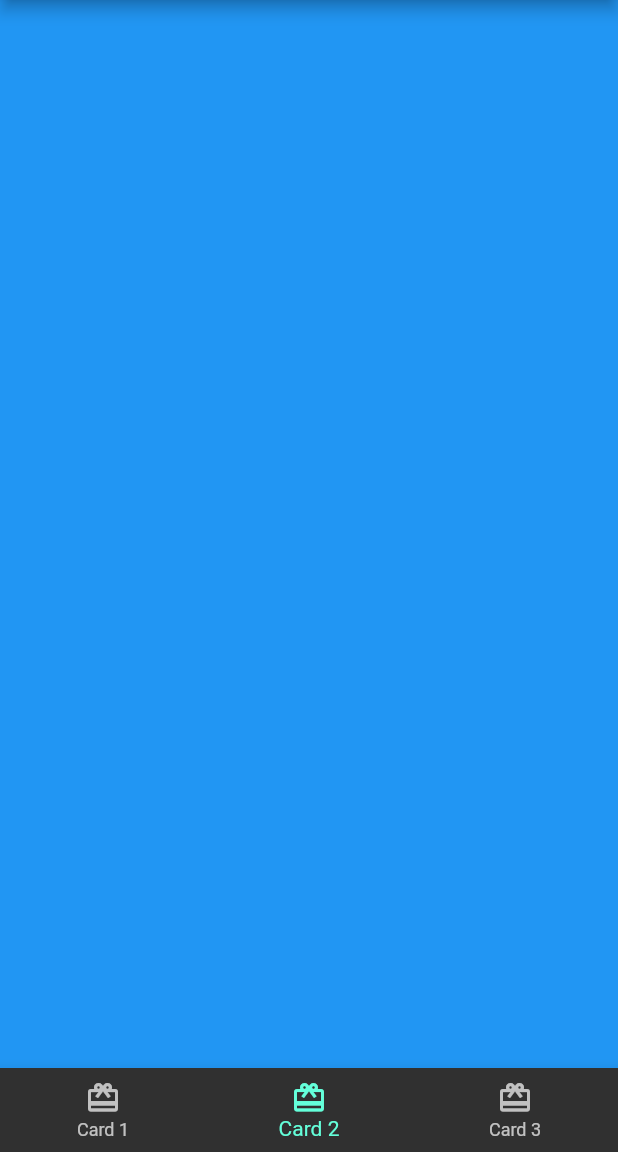
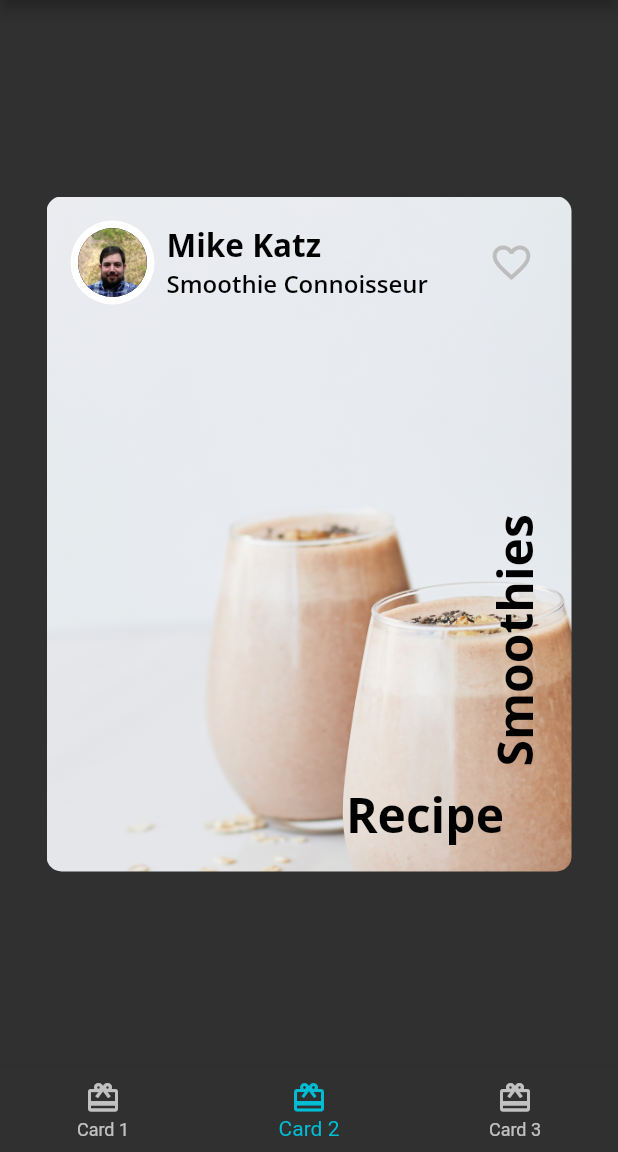
Before and after one commit to aribyusronha/fooderlich, a Flutter app: the screen it shows after launch, item 2 of the bottom bar chosen, on a phone screen of 412 x 824 dp, the part 84-1236 px from its top. Run offline on Flutter 3.47's test engine with Material 2 defaults, Android fonts, the phone set to English and light mode, and no system bars; our stand-ins replace google_fonts.

Commit message:
LKP3 - Selesai

```diff
--- /dev/null
+++ b/lib/card/author_card.dart
@@ -0,0 +1,58 @@
+import 'package:flutter/material.dart';
+import '../fooderlich_theme.dart';
+import 'circle_image.dart';
+
+class AuthorCard extends StatelessWidget{
+    final String authorName;
+    final String title;
+    final ImageProvider imageProvider;
+
+    const AuthorCard({
+        Key? key,
+        required this.authorName,
+        required this.title,
+        required this.imageProvider,
+    }):super(key: key);
+
+    @override
+    Widget build(BuildContext context) {
+        return Container(
+            padding: const EdgeInsets.all(16),
+            child: Row(
+                mainAxisAlignment: MainAxisAlignment.spaceBetween,
+                children: [
+                    Row(
+                        children: [
+                            CircleImage(
+                                imageProvider: imageProvider,
+                                imageRadius: 28,
+                            ),
+                            const SizedBox(width: 8),
+                            Column(
+                                crossAxisAlignment: CrossAxisAlignment.start,
+                                children: [
+                                    Text(
+                                        authorName,
+                                        style: FooderlichTheme.lightTextTheme.headline2,
+                                    ),
+                                    Text(
+                                        title,
+                                        style: FooderlichTheme.lightTextTheme.headline3,
+                                    ),
+                                ],
+                            )
+                        ]
+                    ),
+                    IconButton(
+                        icon: const Icon(Icons.favorite_border),
+                        iconSize: 30,
+                        color: Colors.grey[400],
+                        onPressed: (){
+                            const snackBar = SnackBar(content: Text('Press Favorite'));
+                            ScaffoldMessenger.of(context).showSnackBar(snackBar);
+                        },
+                    )
+                ]),
+        );
+    }
+}
--- /dev/null
+++ b/lib/card/card2.dart
@@ -0,0 +1,58 @@
+import 'package:flutter/material.dart';
+import 'author_card.dart';
+import '../fooderlich_theme.dart';
+
+class Card2 extends StatelessWidget  {
+    const Card2 ({Key? key}) : super(key: key);
+
+    @override
+    Widget build(BuildContext context) {
+        return Center(
+          child: Container(
+              constraints: const BoxConstraints.expand(width: 350,height: 450),
+              decoration: const BoxDecoration(
+                  image: DecorationImage(
+                      image: AssetImage('assets/mag5.png'),
+                      fit: BoxFit.cover,
+                  ),
+                  borderRadius: BorderRadius.all(Radius.circular(10.0)),
+              ),
+              child: Column(
+                  children: [
+                      const AuthorCard(
+                          authorName: 'Mike Katz',
+                          title: 'Smoothie Connoisseur',
+                          imageProvider: AssetImage('assets/author_katz.jpeg')
+                          ),
+                      Expanded(
+                          child: Stack(
+                              children: [
+                                  Positioned(
+                                      bottom: 16,
+                                      right: 45,
+                                      child: Text(
+                                          'Recipe',
+                                          style: FooderlichTheme.lightTextTheme.headline1,
+                                      ),
+                                  ),
+
+                                  Positioned(
+                                      bottom: 70,
+                                      right: 16,
+                                      child: RotatedBox(
+                                          quarterTurns: 3,
+                                          child: Text(
+                                              'Smoothies',
+                                              style: FooderlichTheme.lightTextTheme.headline1,
+                                        ),
+                                      ),
+                                  )
+                              ],
+                          )
+                      )
+                  ],
+              ),
+          ),
+        );
+    }
+}
--- /dev/null
+++ b/lib/card/circle_image.dart
@@ -0,0 +1,24 @@
+import 'package:flutter/material.dart';
+
+class CircleImage extends StatelessWidget{
+    const CircleImage({
+        Key? key,
+        this.imageProvider,
+        this.imageRadius = 20,
+    }) :super(key: key);
+
+    final double imageRadius;
+    final ImageProvider? imageProvider;
+
+    @override
+    Widget build(BuildContext context) {
+        return CircleAvatar(
+            backgroundColor: Colors.white,
+            radius: imageRadius,
+            child: CircleAvatar(
+                backgroundImage: imageProvider,
+                radius: imageRadius - 5,
+            ),
+        );
+    }
+}
--- a/lib/home.dart
+++ b/lib/home.dart
@@ -1,5 +1,8 @@
 import 'package:flutter/material.dart';
-import 'card1.dart';
+import 'package:fooderlich/fooderlich_theme.dart';
+import 'card/card1.dart';
+import 'card/card2.dart';
+import 'card/card3.dart';
 
 class Home extends StatefulWidget{
     const Home({Key? key}) : super(key: key);
@@ -13,12 +16,8 @@ class _HomeState extends State<Home>{
 
     static List<Widget> pages = <Widget>[
         const Card1(),
-        Container(
-            color: Colors.blue,
-        ),
-        Container(
-            color: Colors.green,
-        ),
+        const Card2(),
+        const Card3()
     ];
 
     void _onItemTapped(int index){
@@ -38,7 +37,7 @@ class _HomeState extends State<Home>{
             ),
             body: pages[_selectedIndex],
             bottomNavigationBar: BottomNavigationBar(
-                selectedItemColor: Theme.of(context).textSelectionTheme.selectionColor,
+                selectedItemColor: Colors.cyan,
                 currentIndex: _selectedIndex,
                 onTap: _onItemTapped,
                 items: const <BottomNavigationBarItem>[
```
Also changed, not shown: lib/card/card1.dart (renamed from lib/card1.dart, +5 -5 lines), lib/card/card3.dart (added, +85 -0 lines).
